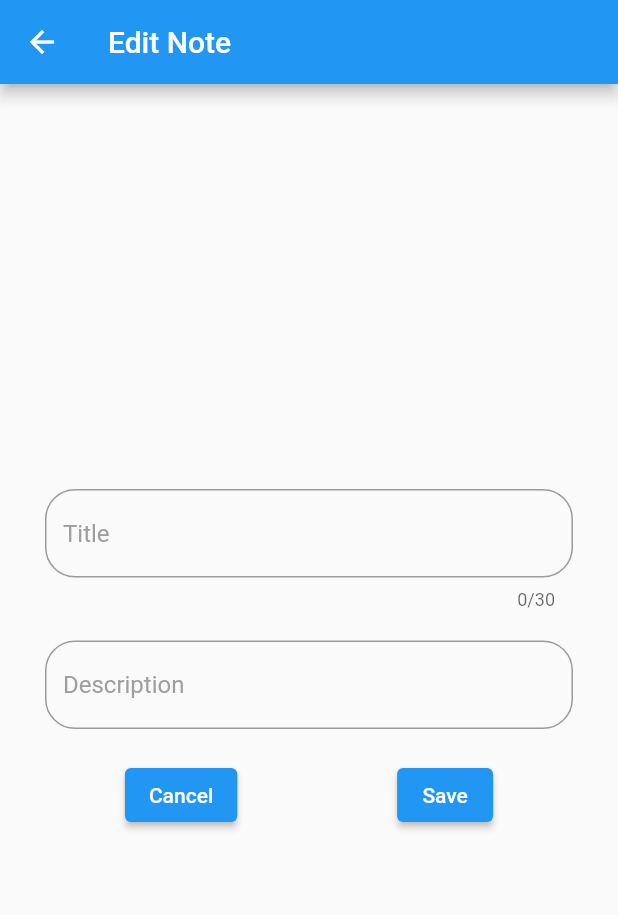
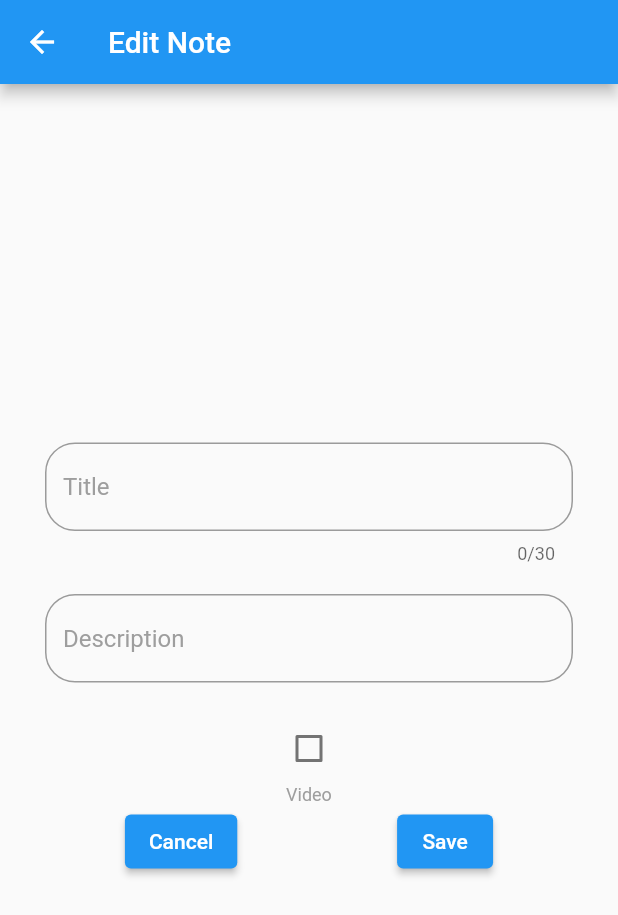
Before and after one commit to Arpit-Sahu/Notes_Keeper, a Flutter app: the EditNote screen opened directly with empty values, on a phone screen of 412 x 824 dp. Shown: the top 915 px of the screen. Run offline on Flutter 3.47's test engine with Material 2 defaults, Android fonts, the phone set to English and light mode, and no system bars; our stand-ins replace bloc, cloud_firestore, firebase_core, flutter_bloc, video_player; accounts and stored records are empty; network calls fail.

```diff
--- a/lib/Screens/EditNote.dart
+++ b/lib/Screens/EditNote.dart
@@ -9,9 +9,8 @@ class EditNote extends StatefulWidget {
   String? des;
   String? id;
   final bool isTrash;
-  final bool hasVideo;
-  final String? videoLink;
-  // final bool hasVideo;
+  bool hasVideo;
+  String? videoLink;
   EditNote({required this.title, required this.des, required this.id, required this.isTrash, required this.hasVideo, this.videoLink});
 
   @override
@@ -157,6 +156,51 @@ class _EditNoteState extends State<EditNote> {
                 height: 20,
               ),
               Row(
+                mainAxisAlignment: MainAxisAlignment.center,
+                children: [
+                  Column(
+                  children: [
+                    Checkbox(
+                    value: widget.hasVideo,
+                    onChanged: (val) {
+                      if(!widget.isTrash){
+                      setState(() {
+                        widget.hasVideo = val!;
+                      });
+                      }
+                    }),
+                    Text(
+                      'Video',
+                      style: TextStyle(color: Colors.grey, fontSize: 12),
+                    ),
+                  ],
+                    ),
+                  Visibility(
+                    visible: widget.hasVideo,
+                      child: Flexible(
+                      child: TextFormField(
+                        initialValue: widget.videoLink,
+                        onChanged: (value) {
+                          widget.videoLink = value;
+                        },
+                        readOnly: widget.isTrash,
+                        minLines: 1,
+                        maxLines: 2,
+                        keyboardType: TextInputType.multiline,
+                        decoration: InputDecoration(
+                          hintText: 'Video Link',
+                          hintStyle: TextStyle(color: Colors.grey),
+                          border: OutlineInputBorder(
+                            borderRadius: BorderRadius.all(Radius.circular(10.0)),
+                          ),
+                        ),
+                      ),
+                    ),
+                  ),
+                ],
+              ),
+
+              Row(
                 mainAxisAlignment: MainAxisAlignment.spaceAround,
                 children: [
                   ElevatedButton(
@@ -172,7 +216,7 @@ class _EditNoteState extends State<EditNote> {
                         ScaffoldMessenger.of(context)
                             .showSnackBar(snackBar('Saved!'));
                         bloc.add(
-                            UpdateNoteEvent(id: widget.id!, title: widget.title!, des: widget.des!));
+                            UpdateNoteEvent(id: widget.id!, title: widget.title!, des: widget.des!, hasVideo: widget.hasVideo, videoLink: widget.hasVideo? widget.videoLink!:''));
                         Navigator.pop(context);
                       } else {
                         ScaffoldMessenger.of(context)
--- a/lib/bloc/firebase_event.dart
+++ b/lib/bloc/firebase_event.dart
@@ -35,9 +35,13 @@ class UpdateNoteEvent extends FirebaseEvent {
   final String id;
   final String title;
   final String des;
+  final bool hasVideo;
+  final String videoLink;
   UpdateNoteEvent({
     required this.id,
     required this.title,
     required this.des,
+    required this.hasVideo,
+    required this.videoLink,
   });
 }
--- a/lib/main.dart
+++ b/lib/main.dart
@@ -1,3 +1,4 @@
+import 'package:cloud_firestore/cloud_firestore.dart';
 import 'package:flutter/material.dart';
 import 'package:flutter_bloc/flutter_bloc.dart';
 import 'package:todo/MainScreen.dart';
@@ -7,6 +8,11 @@ import 'package:firebase_core/firebase_core.dart';
 void main() async {
   WidgetsFlutterBinding.ensureInitialized();
   await Firebase.initializeApp();
+
+  // await FirebaseFirestore.instance.enablePersistence();
+
+  FirebaseFirestore.instance.settings =
+    Settings(persistenceEnabled: false);
 
   runApp(MyApp());
 }
```
Also changed, not shown: lib/bloc/firebase_bloc.dart (+5 -3 lines).
